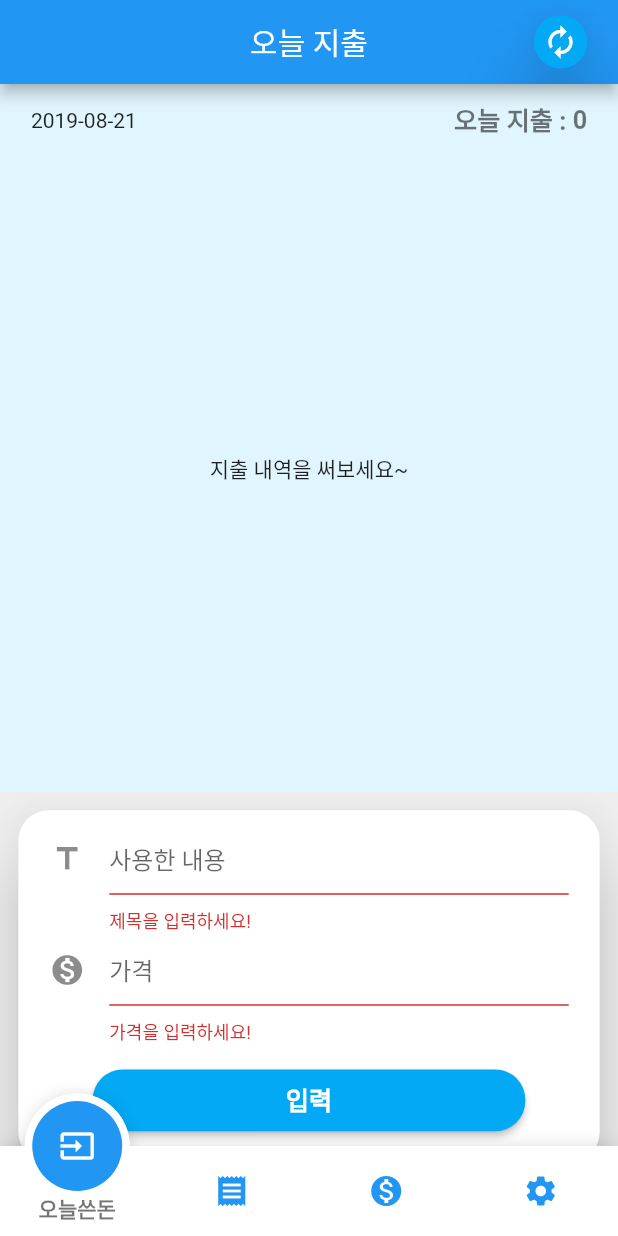
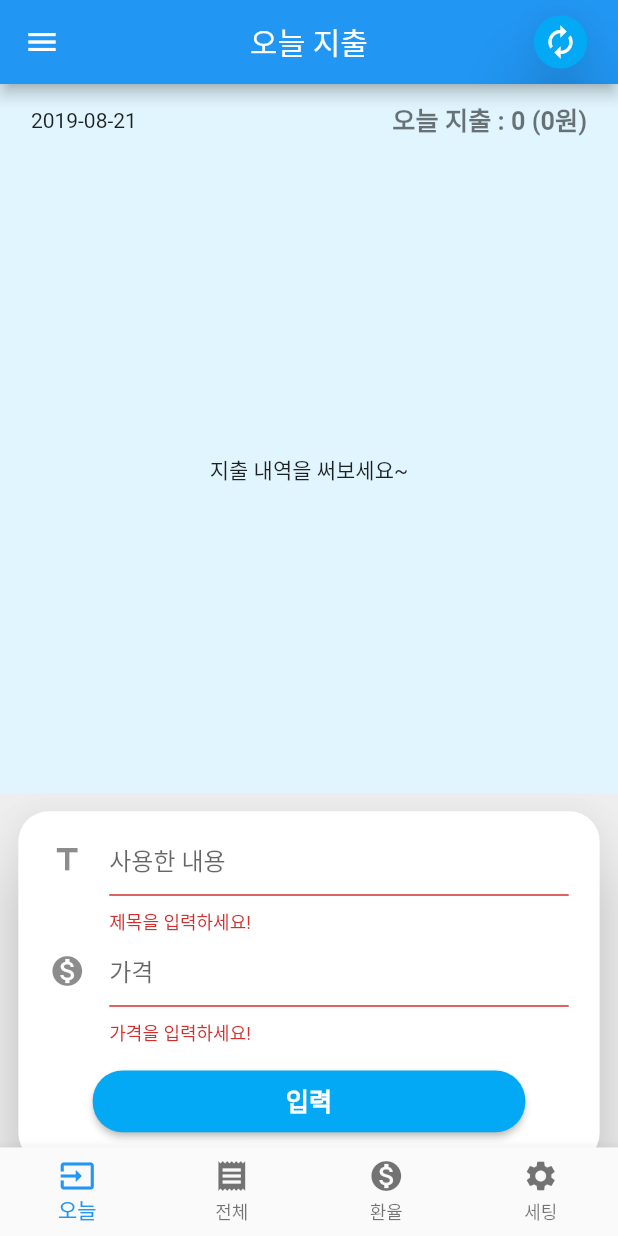
Before and after one commit to skykec4/simple_trip, a Flutter app: the screen it shows after launch, after a tap on "입력", on a phone screen of 412 x 824 dp. Run offline on Flutter 3.47's test engine with Material 2 defaults, Android fonts, the phone set to English and light mode, and no system bars; drawn by our look-alikes of fancy_bottom_navigation; our stand-ins replace localstorage, shared_preferences, sqflite, table_calendar; accounts and stored records are empty; network calls fail.

Commit message:
코드 정리

```diff
--- a/lib/src/input_money.dart
+++ b/lib/src/input_money.dart
@@ -65,22 +65,14 @@ class _InputMoneyState extends State<InputMoney> {
                               Text(DateFormat('yyyy-MM-dd')
                                   .format(DateTime.now())),
                               Container(
-                                  child: Row(
-                                children: <Widget>[
-                                  Text(
-                                    '오늘 지출 : ',
-                                    textScaleFactor: 1.2,
-                                    style: TextStyle(
-                                        fontWeight: FontWeight.bold,
-                                        color: Colors.black54),
-                                  ),
-                                  Text(formatter.getFormat(total),
-                                      textScaleFactor: 1.2,
-                                      style: TextStyle(
-                                          fontWeight: FontWeight.bold,
-                                          color: Colors.black54))
-                                ],
-                              ))
+                                child: Text(
+                                  '오늘 지출 : ${formatter.getFormat(total)} (${formatter.getFormat(total * 39)}원)',
+                                  textScaleFactor: 1.2,
+                                  style: TextStyle(
+                                      fontWeight: FontWeight.bold,
+                                      color: Colors.black54),
+                                ),
+                              )
                             ],
                           ),
                         ),
@@ -211,7 +203,7 @@ class _InputMoneyState extends State<InputMoney> {
       moneyList = List<Money>();
     }
 
-    if(moneyListLength == 0){
+    if (moneyListLength == 0) {
       return Center(
         child: Text('지출 내역을 써보세요~'),
       );
@@ -341,6 +333,8 @@ class _InputMoneyState extends State<InputMoney> {
           this.moneyListLength = moneyList.length;
           if (moneyList.length != 0) {
             this.total = moneyList[0].total;
+          }else{
+            this.total = 0;
           }
         });
       });
--- a/lib/src/main_page.dart
+++ b/lib/src/main_page.dart
@@ -1,9 +1,15 @@
 import 'package:fancy_bottom_navigation/fancy_bottom_navigation.dart';
 import 'package:flutter/material.dart';
+import 'package:myapp/models/money.dart';
+import 'package:myapp/utils/database_helper.dart';
+import 'package:sqflite/sqflite.dart';
 import 'input_money.dart';
 import 'result.dart';
 import 'setting.dart';
 import 'exchange_rate.dart';
+import 'package:myapp/utils/integer_format.dart';
+
+IntegerFormat formatter = new IntegerFormat();
 
 class MainPage extends StatefulWidget {
   @override
@@ -16,10 +22,83 @@ class _MainPageState extends State<MainPage> {
   var _list = [InputMoney(), Result(), ExchangeRate(), Setting()];
   var _titleList = ['오늘 지출', '전체 지출', '환율', '세팅'];
 
+  String _selected = '태국';
+
+  DatabaseHelper databaseHelper = DatabaseHelper();
+  List<Money> moneyList;
+  int count = 0;
+
+  int total = 0;
+
   @override
   Widget build(BuildContext context) {
+    if (moneyList == null) {
+      moneyList = List<Money>();
+      updateListView();
+    }
+
     Size size = MediaQuery.of(context).size;
     return Scaffold(
+      drawer: Drawer(
+        child: Container(
+          color: Colors.grey[50],
+          child: Padding(
+            padding: const EdgeInsets.all(16.0),
+            child: Column(
+              mainAxisAlignment: MainAxisAlignment.start,
+              crossAxisAlignment: CrossAxisAlignment.start,
+              children: <Widget>[
+                SizedBox(
+                  height: 50,
+                ),
+                ListTile(
+                  title: Text('MENU'),
+                  trailing: Icon(Icons.add),
+                ),
+                Divider(),
+                Center(
+                  child: Padding(
+                    padding: const EdgeInsets.all(8.0),
+                    child: Column(
+                      children: <Widget>[
+                        ListTile(
+                          title: Text('태국'),
+                          trailing: Text('${formatter.getFormat(total)}'),
+                          selected: _selected == '태국' ? true : false,
+                          onTap: () {
+                            updateListView();
+                            setState(() {
+                              _selected = '태국';
+                            });
+                          },
+                        ),
+                        ListTile(
+                          title: Text('유럽'),
+                          selected: _selected == '유럽' ? true : false,
+                          onTap: () {
+                            setState(() {
+                              _selected = '유럽';
+                            });
+                          },
+                        ),
+                        ListTile(
+                          title: Text('미국'),
+                          selected: _selected == '미국' ? true : false,
+                          onTap: () {
+                            setState(() {
+                              _selected = '미국';
+                            });
+                          },
+                        ),
+                      ],
+                    ),
+                  ),
+                )
+              ],
+            ),
+          ),
+        ),
+      ),
       appBar: AppBar(
         title: Text(_titleList[_index]),
         centerTitle: true,
@@ -39,37 +118,53 @@ class _MainPageState extends State<MainPage> {
 //        leading: Icon(Icons.monetization_on),
       ),
       body: _list[_index],
-//      bottomNavigationBar: BottomNavigationBar(
-//          type: BottomNavigationBarType.fixed,
-//          currentIndex: _index,
-//          onTap: (index) {
-//            setState(() {
-//              _index = index;
-//            });
-//          },
-//          items: [
-//            BottomNavigationBarItem(
-//                icon: Icon(Icons.input), title: Text('오늘쓴돈')),
-//            BottomNavigationBarItem(
-//                icon: Icon(Icons.receipt), title: Text('쓴돈들')),
-//            BottomNavigationBarItem(
-//                icon: Icon(Icons.monetization_on), title: Text('환율')),
-//            BottomNavigationBarItem(
-//                icon: Icon(Icons.settings), title: Text('세팅')),
-//          ]),
-      bottomNavigationBar: FancyBottomNavigation(
-        tabs: [
-          TabData(iconData: Icons.input, title: "오늘쓴돈"),
-          TabData(iconData: Icons.receipt, title: "쓴돈들"),
-          TabData(iconData: Icons.monetization_on, title: "환율"),
-          TabData(iconData: Icons.settings, title: "세팅")
-        ],
-        onTabChangedListener: (position) {
-          setState(() {
-            _index = position;
-          });
-        },
-      ),
+      bottomNavigationBar: BottomNavigationBar(
+          type: BottomNavigationBarType.fixed,
+          currentIndex: _index,
+          onTap: (index) {
+            setState(() {
+              _index = index;
+            });
+          },
+          items: [
+            BottomNavigationBarItem(icon: Icon(Icons.input), title: Text('오늘')),
+            BottomNavigationBarItem(
+                icon: Icon(Icons.receipt), title: Text('전체')),
+            BottomNavigationBarItem(
+                icon: Icon(Icons.monetization_on), title: Text('환율')),
+            BottomNavigationBarItem(
+                icon: Icon(Icons.settings), title: Text('세팅')),
+          ]),
+//      bottomNavigationBar: FancyBottomNavigation(
+//        tabs: [
+//          TabData(iconData: Icons.input, title: "오늘쓴돈"),
+//          TabData(iconData: Icons.receipt, title: "쓴돈들"),
+//          TabData(iconData: Icons.monetization_on, title: "환율"),
+//          TabData(iconData: Icons.settings, title: "세팅")
+//        ],
+//        onTabChangedListener: (position) {
+//          setState(() {
+//            _index = position;
+//          });
+//        },
+//      ),
     );
   }
+
+  void updateListView() {
+    final Future<Database> dbFuture = databaseHelper.initDatabase();
+    dbFuture.then((database) {
+      Future<List<Money>> moneyListFuture = databaseHelper.getDateAndTotal();
+
+      moneyListFuture.then((moneyList) {
+        setState(() {
+          this.moneyList = moneyList;
+          this.count = moneyList.length;
+          if (moneyList.length != 0) {
+            this.total = moneyList[0].total;
+          }
+        });
+      });
+    });
+  }
 }
--- a/lib/src/result.dart
+++ b/lib/src/result.dart
@@ -1,16 +1,10 @@
 import 'package:flutter/material.dart';
-import 'package:intl/intl.dart';
 import 'dart:async';
 import 'package:myapp/models/money.dart';
 import 'package:myapp/utils/database_helper.dart';
 import 'package:myapp/utils/integer_format.dart';
 import 'package:sqflite/sqflite.dart';
 
-//var formatter = new NumberFormat("#,###");
-//
-//String getFormatMoney(String money) {
-//  return formatter.format(money);
-//}
 
 IntegerFormat formatter = new IntegerFormat();
 
@@ -38,7 +32,6 @@ class _ResultState extends State<Result> {
     }
 
     return Container(
-      child: SingleChildScrollView(
       child: Column(
         children: <Widget>[
           Padding(
@@ -46,14 +39,18 @@ class _ResultState extends State<Result> {
             child: Container(
               alignment: Alignment.topLeft,
               child: Text(
-                  '총 지출 : $total',
+                '총 지출 : ${formatter.getFormat(total)} bat ( ${formatter.getFormat(total * 39)}원)',
                 textScaleFactor: 1.5,
                 style:
                 TextStyle(fontWeight: FontWeight.bold, color: Colors.black54),
               ),
             ),
           ),
-            ListView.builder(
+          Expanded(
+            child: SingleChildScrollView(
+              primary: true,
+              physics: ScrollPhysics(),
+              child: ListView.builder(
                 itemCount: count, // this is a hardcoded value
                 shrinkWrap: true,
                 primary: true,
@@ -100,8 +97,9 @@ class _ResultState extends State<Result> {
                   );
                 },
               ),
+            ),
+          ),
         ],
-        ),
       ),
     );
   }
--- a/pubspec.yaml
+++ b/pubspec.yaml
@@ -26,6 +26,7 @@ dependencies:
   path_provider: any
   fancy_bottom_navigation: ^0.3.2
   table_calendar: ^2.0.0
+  sticky_headers: "^0.1.8"
   flutter:
     sdk: flutter
 
```
Also changed, not shown: pubspec.lock, 1 other file. Lines whose indentation alone changed are shown as unchanged.
